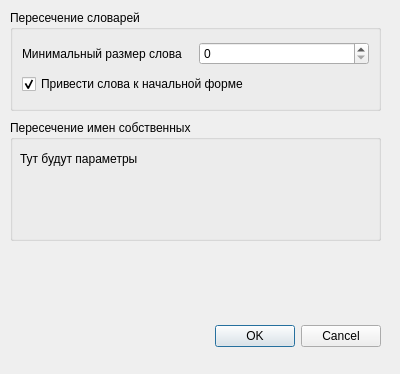
Qt form ui/settings.ui (moevm/nosql1h19-text-graph) before a commit.
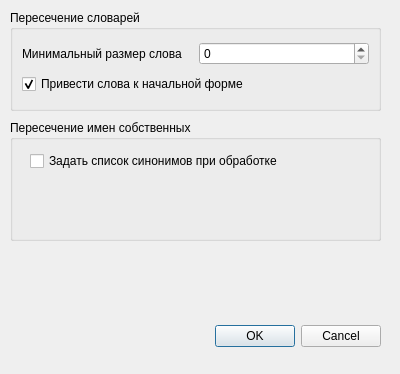
The same form after that commit.

```diff
--- a/ui/settings.ui
+++ b/ui/settings.ui
@@ -80,17 +80,17 @@
    <property name="title">
     <string>Пересечение имен собственных</string>
    </property>
-   <widget class="QLabel" name="label_2">
+   <widget class="QCheckBox" name="checkBox_2">
     <property name="geometry">
      <rect>
-      <x>10</x>
+      <x>20</x>
       <y>30</y>
-      <width>251</width>
-      <height>17</height>
+      <width>311</width>
+      <height>22</height>
      </rect>
     </property>
     <property name="text">
-     <string>Тут будут параметры</string>
+     <string>Задать список синонимов при обработке</string>
     </property>
    </widget>
   </widget>
```
